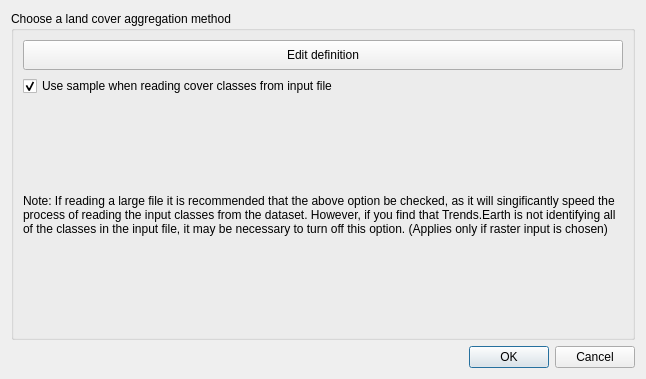
The window that LDMP/gui/DlgDataIOImportLC.ui (ConservationInternational/trends.earth) describes before a commit, drawn with Qt 5.
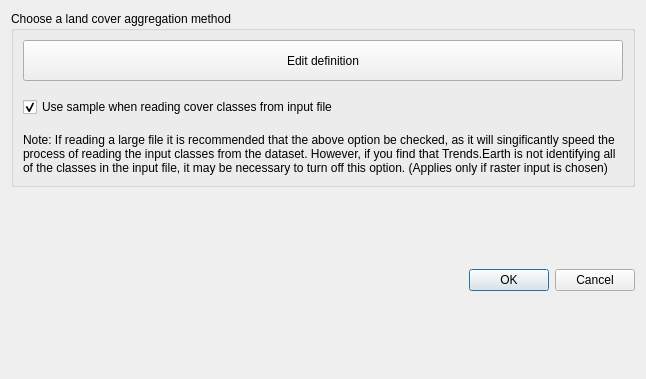
The same window after the commit.

The edit to the form file:
```diff
--- a/LDMP/gui/DlgDataIOImportLC.ui
+++ b/LDMP/gui/DlgDataIOImportLC.ui
@@ -41,7 +41,7 @@
          <bool>true</bool>
         </property>
         <property name="sizePolicy">
-         <sizepolicy hsizetype="Expanding" vsizetype="Fixed">
+         <sizepolicy hsizetype="Expanding" vsizetype="Minimum">
           <horstretch>0</horstretch>
           <verstretch>0</verstretch>
          </sizepolicy>
@@ -68,6 +68,12 @@
         <property name="enabled">
          <bool>true</bool>
         </property>
+        <property name="sizePolicy">
+         <sizepolicy hsizetype="Minimum" vsizetype="Minimum">
+          <horstretch>0</horstretch>
+          <verstretch>0</verstretch>
+         </sizepolicy>
+        </property>
         <property name="text">
          <string>Use sample when reading cover classes from input file</string>
         </property>
@@ -112,6 +118,12 @@
    </item>
    <item>
     <widget class="QDialogButtonBox" name="btnBox">
+     <property name="sizePolicy">
+      <sizepolicy hsizetype="Expanding" vsizetype="Minimum">
+       <horstretch>0</horstretch>
+       <verstretch>0</verstretch>
+      </sizepolicy>
+     </property>
      <property name="orientation">
       <enum>Qt::Horizontal</enum>
      </property>
```
